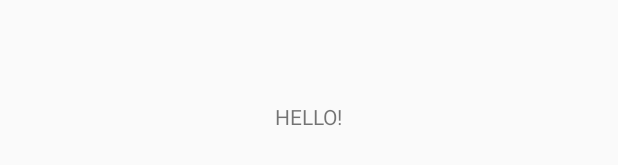
After one commit to MassaPro/SchoolBattle, an Android app: the layout activity_null.xml on its own in the app's theme, with its tools: preview values and no code run, on a phone screen of 412 x 824 dp. The commit adds this screen. Shown: the part 502-667 px from the top of the screen. Run offline under Robolectric (Android 15) with nearby library versions, the phone set to English and light mode, and no system bars.

```diff
--- a/app/src/main/AndroidManifest.xml
+++ b/app/src/main/AndroidManifest.xml
@@ -9,12 +9,13 @@
         android:roundIcon="@mipmap/ic_launcher_round"
         android:supportsRtl="true"
         android:theme="@style/Theme.AppCompat.Light.NoActionBar">
+        <activity android:name= ".SignInActivity"/>
         <activity android:name=".StupidGameActivityTwoPlayers" />
         <activity android:name=".StupidGameActivity" />
         <activity android:name=".NewGameActivity" />
         <activity android:name=".SignUpActivity" />
         <activity android:name=".MainActivity" />
-        <activity android:name=".SignInActivity">
+        <activity android:name=".NullActivity">
             <intent-filter>
                 <action android:name="android.intent.action.MAIN" />
 
--- a/app/src/main/java/com/example/schoolbattle/Game.kt
+++ b/app/src/main/java/com/example/schoolbattle/Game.kt
@@ -2,4 +2,8 @@ package com.example.schoolbattle
 
 var GAMES: MutableList<Game> = mutableListOf()
 
-class Game(val name: String = "", val type: String = "StupidGame", val text: String = "you VS") {}
+class Game(val name: String = "", val type: String = "StupidGame", val text: String = "you VS") {
+    override fun toString(): String {
+        return name + " " + type
+    }
+}
--- a/app/src/main/java/com/example/schoolbattle/SignInActivity.kt
+++ b/app/src/main/java/com/example/schoolbattle/SignInActivity.kt
@@ -14,7 +14,7 @@ import kotlinx.android.synthetic.main.activity_sign_in.*
 var database = FirebaseDatabase.getInstance()
 var myRef: DatabaseReference = database.getReference("SchoolBattle")
 
-lateinit var SignIn: Activity
+var SignIn: Activity = Activity()
 
 class SignInActivity : AppCompatActivity() {
 
@@ -69,7 +69,7 @@ class SignInActivity : AppCompatActivity() {
                 override fun onDataChange(snapshot: DataSnapshot) {
                     if (snapshot.child("Users").hasChild(name)) {
                         if (password == snapshot.child("Users").child(name).child("password").value) {
-                            GlobalName = name
+                            //globalName = name
                             startMainActivity()
                         } else {
                             wrongPassword()
--- /dev/null
+++ b/app/src/main/res/layout/activity_null.xml
@@ -0,0 +1,19 @@
+<?xml version="1.0" encoding="utf-8"?>
+<androidx.constraintlayout.widget.ConstraintLayout xmlns:android="http://schemas.android.com/apk/res/android"
+    xmlns:app="http://schemas.android.com/apk/res-auto"
+    xmlns:tools="http://schemas.android.com/tools"
+    android:id="@+id/text"
+    android:layout_width="match_parent"
+    android:layout_height="match_parent"
+    tools:context=".NullActivity">
+
+    <TextView
+        android:id="@+id/textView2"
+        android:layout_width="wrap_content"
+        android:layout_height="wrap_content"
+        android:text="HELLO!"
+        app:layout_constraintBottom_toBottomOf="parent"
+        app:layout_constraintEnd_toEndOf="parent"
+        app:layout_constraintStart_toStartOf="parent"
+        app:layout_constraintTop_toTopOf="parent" />
+</androidx.constraintlayout.widget.ConstraintLayout>
```
Also changed, not shown: app/src/main/java/com/example/schoolbattle/FirebaseInit.kt (+64 -2 lines), app/src/main/java/com/example/schoolbattle/MainActivity.kt (+17 -27 lines), app/src/main/java/com/example/schoolbattle/NewGameActivity.kt (+8 -2 lines), app/src/main/java/com/example/schoolbattle/NullActivity.kt (added, +33 -0 lines), app/src/main/java/com/example/schoolbattle/StupidGameActivity.kt (+52 -30 lines), app/src/main/java/com/example/schoolbattle/StupidGameActivityTwoPlayers.kt (+6 -2 lines).
